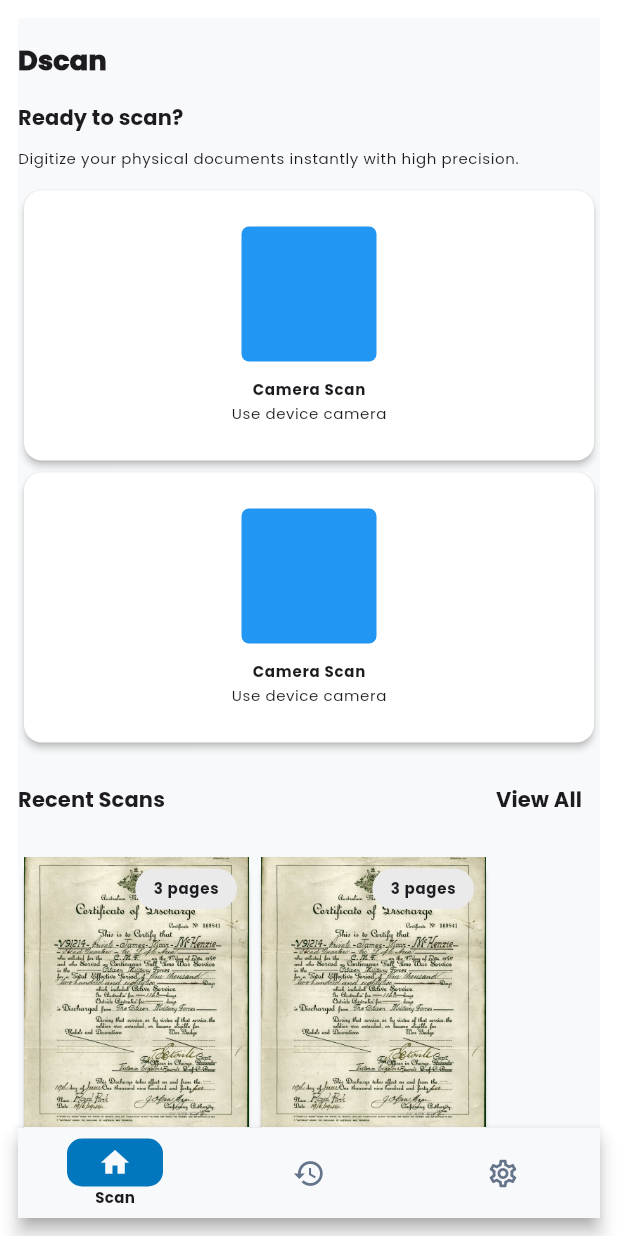
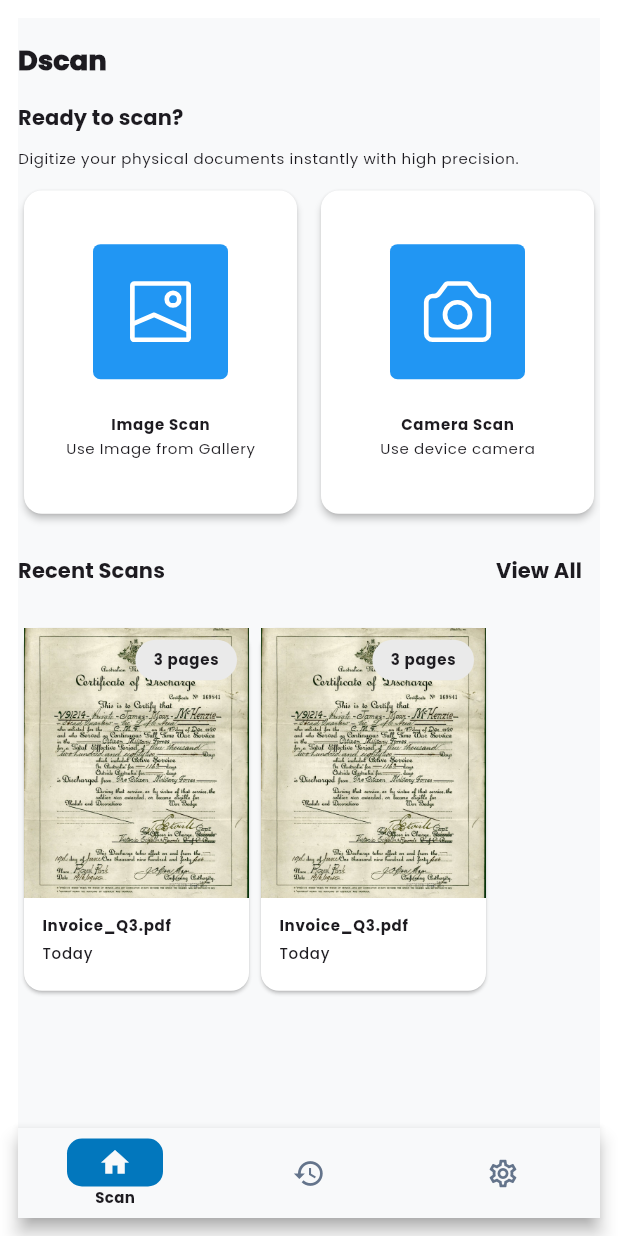
Before and after one commit to SatriaAkbarRizki/dscan, a Flutter app: the screen it shows after launch, on a phone screen of 412 x 824 dp. Run offline on Flutter 3.47's test engine with Material 3 defaults, Android fonts, the phone set to English and light mode, and no system bars; our stand-ins replace flutter_riverpod, flutter_svg.

Commit message:
Update: change position card home

```diff
--- a/lib/widget/home/card_action_scan.dart
+++ b/lib/widget/home/card_action_scan.dart
@@ -1,15 +1,23 @@
 import 'package:flutter/material.dart';
+import 'package:flutter_svg/svg.dart';
 
 class CardActionScanHome extends StatelessWidget {
   const CardActionScanHome({super.key});
 
   @override
   Widget build(BuildContext context) {
-    return Column(
-      crossAxisAlignment: CrossAxisAlignment.center,
-      mainAxisAlignment: MainAxisAlignment.center,
-      children: [
-        Card(
+    return GridView.builder(
+      physics: const NeverScrollableScrollPhysics(),
+      shrinkWrap: true,
+      gridDelegate: const SliverGridDelegateWithFixedCrossAxisCount(
+        crossAxisCount: 2,
+        crossAxisSpacing: 8,
+        mainAxisSpacing: 8,
+        childAspectRatio: 0.85,
+      ),
+      itemCount: 2,
+      itemBuilder: (context, index) {
+        return Card(
           elevation: 2,
           child: SizedBox(
             width: double.infinity,
@@ -21,57 +29,38 @@
                 Container(
                   width: 90,
                   height: 90,
-                  margin: EdgeInsets.only(bottom: 10),
+                  margin: const EdgeInsets.only(bottom: 10),
                   decoration: BoxDecoration(
                     color: Colors.blue,
                     borderRadius: BorderRadius.circular(5),
                   ),
+                  child: Padding(
+                    padding: const EdgeInsets.all(20),
+                    child: SvgPicture.asset(
+                      index == 0
+                          ? 'assets/icons/icon-image.svg'
+                          : 'assets/icons/icon-camera.svg',
+                      colorFilter: const ColorFilter.mode(
+                        Colors.white,
+                        BlendMode.srcIn,
+                      ),
+                    ),
+                  ),
                 ),
-
+                SizedBox(height: 10),
                 Text(
-                  'Camera Scan',
+                  index == 0 ? 'Image Scan' : 'Camera Scan',
                   style: Theme.of(context).textTheme.labelMedium,
                 ),
                 Text(
-                  'Use device camera',
+                  index == 0 ? 'Use Image from Gallery' : 'Use device camera',
                   style: Theme.of(context).textTheme.bodySmall,
                 ),
               ],
             ),
           ),
-        ),
-        Card(
-          elevation: 2,
-          child: SizedBox(
-            width: double.infinity,
-            height: 180,
-            child: Column(
-              mainAxisAlignment: MainAxisAlignment.center,
-              spacing: 2,
-              children: [
-                Container(
-                  width: 90,
-                  height: 90,
-                  margin: EdgeInsets.only(bottom: 10),
-                  decoration: BoxDecoration(
-                    color: Colors.blue,
-                    borderRadius: BorderRadius.circular(5),
-                  ),
-                ),
-
-                Text(
-                  'Camera Scan',
-                  style: Theme.of(context).textTheme.labelMedium,
-                ),
-                Text(
-                  'Use device camera',
-                  style: Theme.of(context).textTheme.bodySmall,
-                ),
-              ],
-            ),
-          ),
-        ),
-      ],
+        );
+      },
     );
   }
 }
--- a/pubspec.yaml
+++ b/pubspec.yaml
@@ -10,6 +10,7 @@
   flutter:
     sdk: flutter
   flutter_riverpod: ^3.3.1
+  flutter_svg: ^2.3.0
   go_router: ^17.3.0
 
 dev_dependencies:
@@ -23,6 +24,7 @@
 
   assets:
     - assets/images/
+    - assets/icons/
   fonts:
     - family: Poppins
       fonts:
```
Also changed, not shown: assets/icons/icon-camera.svg (added), assets/icons/icon-image.svg (added), pubspec.lock.
